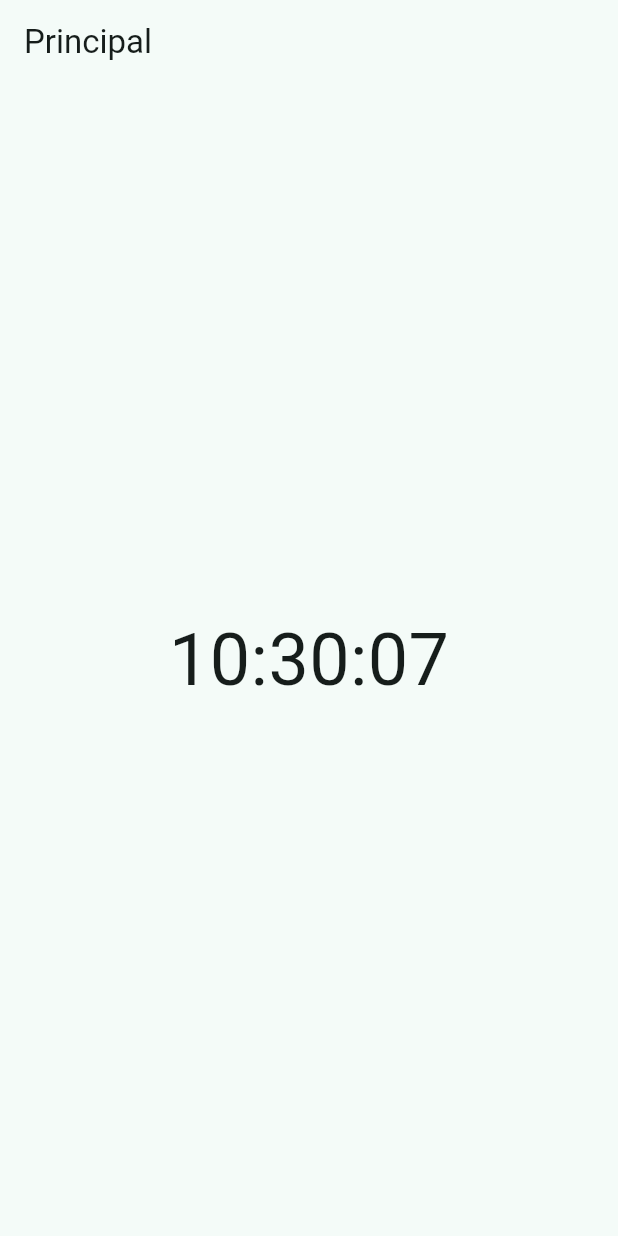
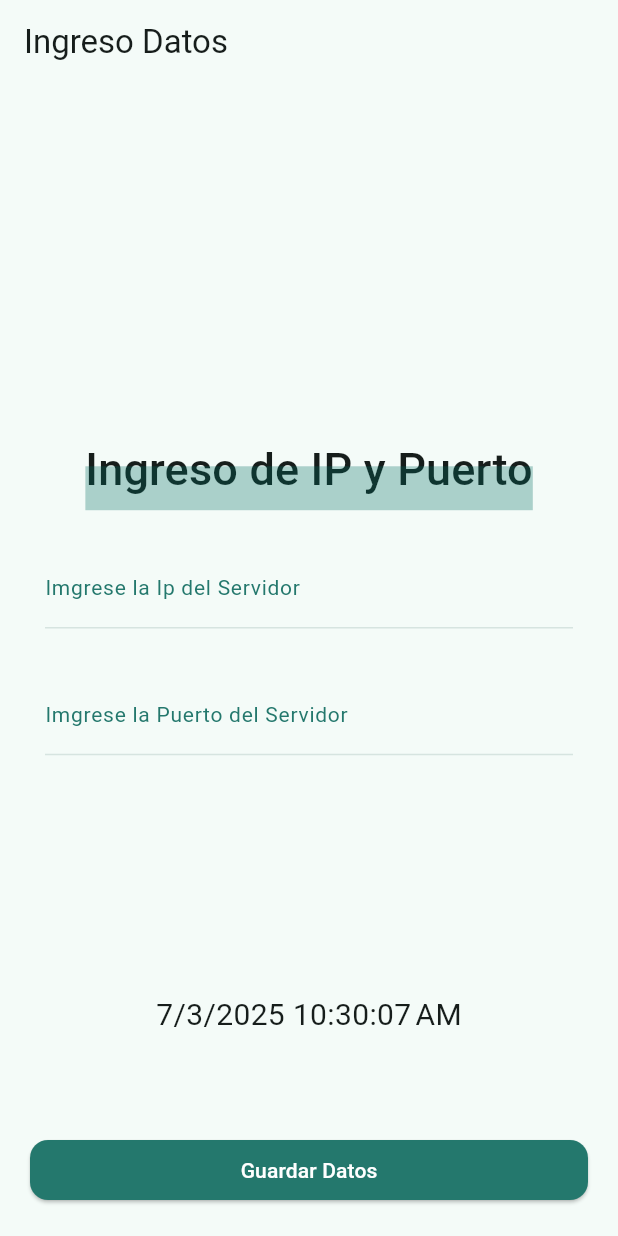
Before and after one commit to chichito/enruta_auto_app, a Flutter app: the screen it shows after launch, on a phone screen of 412 x 824 dp. Run offline on Flutter 3.47's test engine with Material 3 defaults, Android fonts, the phone set to English and light mode, and no system bars; our stand-ins replace flutter_bloc, flutter_secure_storage.

Commit message:
jueves0314

```diff
--- a/lib/main.dart
+++ b/lib/main.dart
@@ -1,8 +1,11 @@
 import 'package:enruta_auto_app/ui/core/navigation/app_navigator.dart';
 import 'package:enruta_auto_app/ui/core/themes/theme.dart';
 import 'package:enruta_auto_app/ui/core/ui/view/auth_handler.dart';
+import 'package:enruta_auto_app/ui/home/bloc/data_store_bloc.dart';
+import 'package:enruta_auto_app/ui/home/cubit/data_cubit.dart';
 import 'package:enruta_auto_app/ui/home/cubit/hora_cubit.dart';
-import 'package:enruta_auto_app/ui/home/home_page.dart';
+import 'package:enruta_auto_app/ui/home/view/data_page.dart';
+import 'package:enruta_auto_app/ui/home/view/home_page.dart';
 import 'package:enruta_auto_app/ui/root/view/root_page.dart';
 import 'package:flutter/material.dart';
 import 'package:flutter_bloc/flutter_bloc.dart';
@@ -19,7 +22,9 @@ class MyApp extends StatelessWidget {
   // This widget is the root of your application.
   @override
   Widget build(BuildContext context) {
-    return AuthHandler(
+    return BlocProvider(
+      create: (context) => DataStoreBloc()..add(AppStarted()),
+      child: AuthHandler(
         navigatorKey: navigatorKey,
         child: MaterialApp(
           navigatorKey: navigatorKey,
@@ -27,9 +32,20 @@ class MyApp extends StatelessWidget {
           theme: AppTheme.light,
           routes: {
             AppNavigator.main: (_) => RootPage(),
-          AppNavigator.home: (_) =>
-              BlocProvider(create: (context) => HoraCubit(), child: HomePage()),
+            AppNavigator.data: (_) => MultiBlocProvider(
+              //create: (context) => HoraCubit(),
+              providers: [
+                BlocProvider<HoraCubit>(create: (context) => HoraCubit()),
+                BlocProvider<DataCubit>(create: (context) => DataCubit()),
+              ],
+              child: DataPage(),
+            ),
+            AppNavigator.home: (_) => BlocProvider(
+              create: (context) => HoraCubit(),
+              child: HomePage(),
+            ),
           },
+        ),
       ),
     );
   }
--- a/lib/ui/core/navigation/app_navigator.dart
+++ b/lib/ui/core/navigation/app_navigator.dart
@@ -1,4 +1,5 @@
 class AppNavigator {
   static const main = '/';
   static const home = '/home';
+  static const data = '/data';
 }
--- a/lib/ui/core/themes/theme.dart
+++ b/lib/ui/core/themes/theme.dart
@@ -12,6 +12,7 @@ class AppTheme {
           fontWeight: FontWeight.normal,
           fontSize: 14,
         ),
+
         border: UnderlineInputBorder(
           borderSide: BorderSide(color: AppColors.lightGrey),
         ),
--- a/lib/ui/core/ui/view/auth_handler.dart
+++ b/lib/ui/core/ui/view/auth_handler.dart
@@ -1,6 +1,8 @@
 import 'package:enruta_auto_app/ui/core/navigation/app_navigator.dart';
+import 'package:enruta_auto_app/ui/home/bloc/data_store_bloc.dart';
 import 'package:flutter/material.dart';
 import 'package:flutter/scheduler.dart';
+import 'package:flutter_bloc/flutter_bloc.dart';
 
 class AuthHandler extends StatelessWidget {
   const AuthHandler({
@@ -14,12 +16,28 @@ class AuthHandler extends StatelessWidget {
 
   @override
   Widget build(BuildContext context) {
-    SchedulerBinding.instance.addPostFrameCallback((_) {
+    /*SchedulerBinding.instance.addPostFrameCallback((_) {
       navigatorKey.currentState?.pushNamedAndRemoveUntil(
         AppNavigator.home,
         (route) => false,
       );
     });
-    return child;
+    return child;*/
+    return BlocListener<DataStoreBloc, DataStoreState>(
+      listener: (context, state) {
+        if (state is AuthAuthenticated) {
+          navigatorKey.currentState?.pushNamedAndRemoveUntil(
+            AppNavigator.home,
+            (route) => false,
+          );
+        } else if (state is AuthUnauthenticated) {
+          navigatorKey.currentState?.pushNamedAndRemoveUntil(
+            AppNavigator.data,
+            (route) => false,
+          );
+        }
+      },
+      child: child,
+    );
   }
 }
--- /dev/null
+++ b/lib/ui/data/services/flutter_secure_storage.dart
@@ -0,0 +1,28 @@
+import 'package:flutter_secure_storage/flutter_secure_storage.dart';
+
+class SecureStorageService {
+  static final SecureStorageService _instance =
+      SecureStorageService._internal();
+  factory SecureStorageService() => _instance;
+  SecureStorageService._internal();
+
+  final _secureStorage = const FlutterSecureStorage();
+
+  static const _jwtKey = 'jwt';
+
+  Future<void> saveToken(String token) async {
+    await _secureStorage.write(key: _jwtKey, value: token);
+  }
+
+  Future<String?> getToken() async {
+    return await _secureStorage.read(key: _jwtKey);
+  }
+
+  Future<void> deleteToken() async {
+    await _secureStorage.delete(key: _jwtKey);
+  }
+
+  Future<void> clearStorage() async {
+    await _secureStorage.deleteAll();
+  }
+}
--- /dev/null
+++ b/lib/ui/home/bloc/data_store_event.dart
@@ -0,0 +1,13 @@
+part of 'data_store_bloc.dart';
+
+abstract class DataStoreEvent {}
+
+class AppStarted extends DataStoreEvent {}
+
+class LoggedIn extends DataStoreEvent {
+  final String token;
+
+  LoggedIn(this.token);
+}
+
+class LoggedOut extends DataStoreEvent {}
--- /dev/null
+++ b/lib/ui/home/bloc/data_store_state.dart
@@ -0,0 +1,13 @@
+part of 'data_store_bloc.dart';
+
+abstract class DataStoreState {}
+
+class AuthInitial extends DataStoreState {}
+
+class AuthAuthenticated extends DataStoreState {
+  final String token;
+
+  AuthAuthenticated(this.token);
+}
+
+class AuthUnauthenticated extends DataStoreState {}
--- /dev/null
+++ b/lib/ui/home/cubit/data_state.dart
@@ -0,0 +1,27 @@
+part of 'data_cubit.dart';
+
+enum Status { initial, loading, success, failure }
+
+class DataState {
+  final Status? status;
+  final String? sIp;
+  final String? sPort;
+  final String? error;
+
+  DataState({this.sIp, this.sPort, this.status = Status.initial, this.error});
+
+  //metodo copyWith
+  DataState copyWith({
+    String? sIp,
+    String? sPort,
+    Status? status,
+    String? error,
+  }) {
+    return DataState(
+      sIp: sIp ?? this.sIp,
+      sPort: sPort ?? this.sPort,
+      status: status ?? this.status,
+      error: error ?? this.error,
+    );
+  }
+}
--- a/lib/ui/home/cubit/hora_cubit.dart
+++ b/lib/ui/home/cubit/hora_cubit.dart
@@ -8,13 +8,15 @@ part 'hora_state.dart';
 class HoraCubit extends Cubit<HoraState> {
   Timer? _timer;
   HoraCubit()
-    : super(HoraInitial(hora: DateFormat('HH:mm:ss').format(DateTime.now()))) {
+    : super(
+        HoraInitial(hora: DateFormat.yMd().add_jms().format(DateTime.now())),
+      ) {
     _iniciarTemporizador();
   }
 
   void _iniciarTemporizador() {
     _timer = Timer.periodic(Duration(seconds: 1), (timer) {
-      String hh = DateFormat('HH:mm:ss').format(DateTime.now());
+      String hh = DateFormat.yMd().add_jms().format(DateTime.now());
       emit(state.copyWith(hora: hh));
     });
   }
--- a/lib/ui/home/home_page.dart
+++ /dev/null
@@ -1,21 +0,0 @@
-import 'package:enruta_auto_app/ui/home/cubit/hora_cubit.dart';
-import 'package:flutter/material.dart';
-import 'package:flutter_bloc/flutter_bloc.dart';
-
-class HomePage extends StatelessWidget {
-  const HomePage({super.key});
-
-  @override
-  Widget build(BuildContext context) {
-    return Scaffold(
-      appBar: AppBar(title: Text("Principal")),
-      body: Center(
-        child: BlocBuilder<HoraCubit, HoraState>(
-          builder: (context, state) {
-            return Text(state.hora, style: TextStyle(fontSize: 48));
-          },
-        ),
-      ),
-    );
-  }
-}
--- /dev/null
+++ b/lib/ui/home/view/data_page.dart
@@ -0,0 +1,85 @@
+import 'package:enruta_auto_app/ui/home/cubit/data_cubit.dart';
+import 'package:enruta_auto_app/ui/home/widgets/hora_widget.dart';
+import 'package:flutter/material.dart';
+import 'package:flutter_bloc/flutter_bloc.dart';
+
+class DataPage extends StatefulWidget {
+  const DataPage({super.key});
+
+  @override
+  State<DataPage> createState() => _DataPageState();
+}
+
+class _DataPageState extends State<DataPage> {
+  final GlobalKey<FormState> _formKey = GlobalKey<FormState>();
+
+  @override
+  Widget build(BuildContext context) {
+    final double keyboardHeight = MediaQuery.of(context).viewInsets.bottom;
+    final theme = Theme.of(context);
+    final textTheme = theme.textTheme;
+    final cubit = context.read<DataCubit>();
+
+    return Scaffold(
+      appBar: AppBar(title: Text('Ingreso Datos')),
+      body: Center(
+        child: Column(
+          mainAxisAlignment: MainAxisAlignment.spaceAround,
+          children: [
+            SizedBox(height: 12),
+            Padding(
+              padding: const EdgeInsets.all(30.0),
+              child: Form(
+                key: _formKey,
+                child: Column(
+                  children: [
+                    Text(
+                      'Ingreso de IP y Puerto',
+                      style: textTheme.labelLarge?.copyWith(
+                        fontSize: 30,
+                        decoration: TextDecoration.underline,
+                        decorationThickness: 20,
+                        decorationColor: theme.colorScheme.primary.withOpacity(
+                          0.3,
+                        ),
+                      ),
+                    ),
+                    const SizedBox(height: 30),
+                    TextFormField(
+                      textInputAction: TextInputAction.next,
+                      keyboardType: TextInputType.number,
+                      decoration: const InputDecoration(
+                        label: Text('Imgrese la Ip del Servidor'),
+                      ),
+                      onChanged: cubit.onIPChanged,
+                      autovalidateMode: AutovalidateMode.onUserInteraction,
+                    ),
+                    const SizedBox(height: 30),
+                    TextFormField(
+                      textInputAction: TextInputAction.next,
+                      keyboardType: TextInputType.number,
+                      decoration: const InputDecoration(
+                        label: Text('Imgrese la Puerto del Servidor'),
+                      ),
+                      onChanged: cubit.onPortChanged,
+                      autovalidateMode: AutovalidateMode.onUserInteraction,
+                    ),
+                  ],
+                ),
+              ),
+            ),
+            HoraWidget(sizeFont: 20, 0),
+          ],
+        ),
+      ),
+      bottomNavigationBar: SafeArea(
+        child: Padding(
+          padding: const EdgeInsets.symmetric(
+            horizontal: 20,
+          ).copyWith(bottom: 20 + keyboardHeight),
+          child: ElevatedButton(onPressed: () {}, child: Text('Guardar Datos')),
+        ),
+      ),
+    );
+  }
+}
--- /dev/null
+++ b/lib/ui/home/widgets/hora_widget.dart
@@ -0,0 +1,17 @@
+import 'package:enruta_auto_app/ui/home/cubit/hora_cubit.dart';
+import 'package:flutter/material.dart';
+import 'package:flutter_bloc/flutter_bloc.dart';
+
+class HoraWidget extends StatelessWidget {
+  const HoraWidget(double d, {super.key, required this.sizeFont});
+  final double sizeFont;
+
+  @override
+  Widget build(BuildContext context) {
+    return BlocBuilder<HoraCubit, HoraState>(
+      builder: (context, state) {
+        return Text(state.hora, style: TextStyle(fontSize: sizeFont));
+      },
+    );
+  }
+}
--- a/pubspec.yaml
+++ b/pubspec.yaml
@@ -32,6 +32,7 @@ dependencies:
   flutter:
     sdk: flutter
   flutter_bloc: ^9.1.1
+  flutter_secure_storage: ^9.2.4
   intl: ^0.20.2
 
 dev_dependencies:
```
Also changed, not shown: lib/ui/home/bloc/data_store_bloc.dart (added, +42 -0 lines), lib/ui/home/cubit/data_cubit.dart (added, +33 -0 lines), lib/ui/home/view/home_page.dart (added, +14 -0 lines), lib/ui/validacion/loading_page.dart (+10 -0 lines), pubspec.lock, 6 other files. Lines whose indentation alone changed are shown as unchanged.
